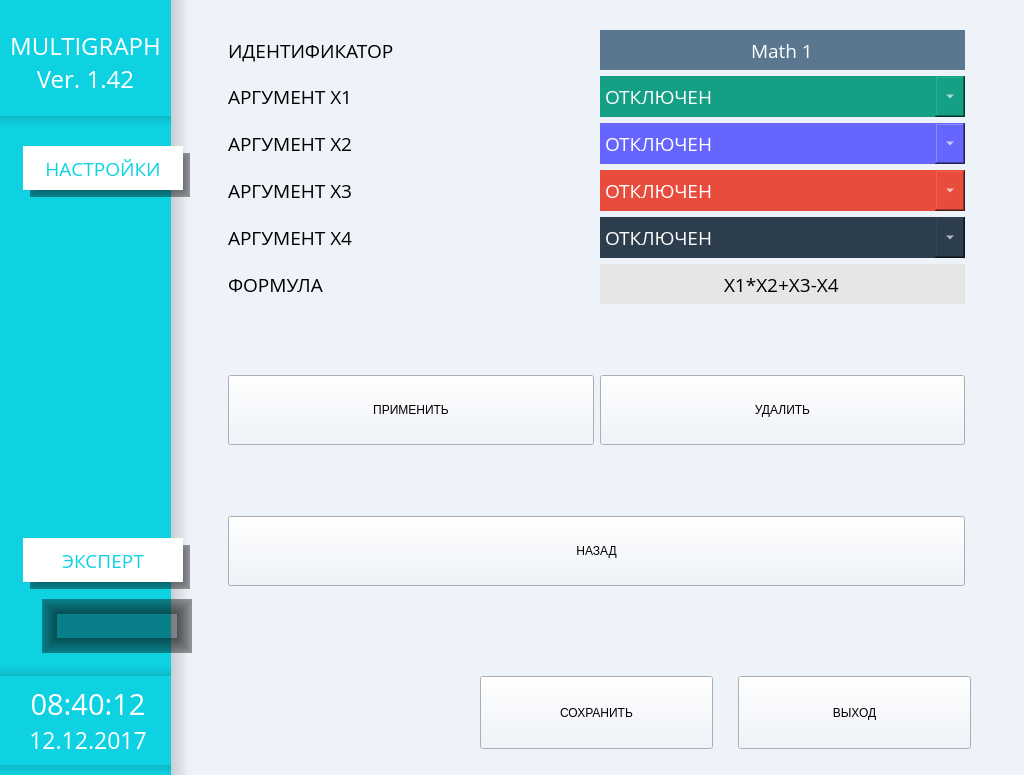
First picture: the form in menu.ui, repository tomyqg/topaz-m, before the edit.
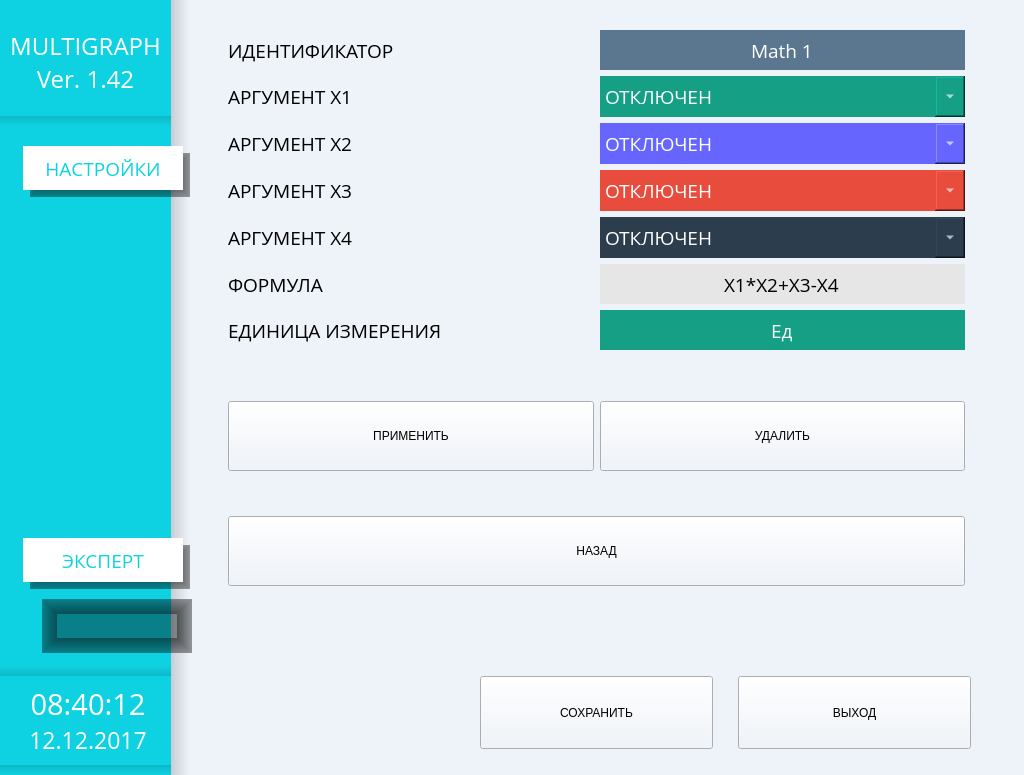
Second picture: the form after the edit. Icons and pictures are not drawn. Custom widgets are drawn as their Qt base class.

```diff
--- a/menu.ui
+++ b/menu.ui
@@ -7116,7 +7116,7 @@
                  <rect>
                   <x>0</x>
                   <y>0</y>
-                  <width>729</width>
+                  <width>223</width>
                   <height>610</height>
                  </rect>
                 </property>
@@ -8410,8 +8410,8 @@
                  <rect>
                   <x>0</x>
                   <y>0</y>
-                  <width>743</width>
-                  <height>480</height>
+                  <width>316</width>
+                  <height>124</height>
                  </rect>
                 </property>
                 <layout class="QVBoxLayout" name="verticalLayout_37">
@@ -8713,8 +8713,8 @@
                  <rect>
                   <x>0</x>
                   <y>0</y>
-                  <width>743</width>
-                  <height>480</height>
+                  <width>494</width>
+                  <height>69</height>
                  </rect>
                 </property>
                 <layout class="QVBoxLayout" name="verticalLayout_39">
@@ -9640,6 +9640,25 @@
                </item>
               </widget>
              </item>
+             <item row="21" column="1">
+              <widget class="wButtonStyled" name="bDelMath">
+               <property name="sizePolicy">
+                <sizepolicy hsizetype="Preferred" vsizetype="Preferred">
+                 <horstretch>0</horstretch>
+                 <verstretch>0</verstretch>
+                </sizepolicy>
+               </property>
+               <property name="minimumSize">
+                <size>
+                 <width>0</width>
+                 <height>70</height>
+                </size>
+               </property>
+               <property name="text">
+                <string>УДАЛИТЬ</string>
+               </property>
+              </widget>
+             </item>
              <item row="9" column="0">
               <widget class="QLabel" name="label_32">
                <property name="font">
@@ -9656,25 +9675,6 @@
                </property>
               </widget>
              </item>
-             <item row="19" column="1">
-              <widget class="wButtonStyled" name="bDelMath">
-               <property name="sizePolicy">
-                <sizepolicy hsizetype="Preferred" vsizetype="Preferred">
-                 <horstretch>0</horstretch>
-                 <verstretch>0</verstretch>
-                </sizepolicy>
-               </property>
-               <property name="minimumSize">
-                <size>
-                 <width>0</width>
-                 <height>70</height>
-                </size>
-               </property>
-               <property name="text">
-                <string>УДАЛИТЬ</string>
-               </property>
-              </widget>
-             </item>
              <item row="11" column="1">
               <widget class="QComboBox" name="comboMathArg4">
                <property name="minimumSize">
@@ -9793,6 +9793,25 @@
                </property>
               </widget>
              </item>
+             <item row="23" column="0" colspan="2">
+              <widget class="wButtonStyled" name="bBackMathSetting">
+               <property name="sizePolicy">
+                <sizepolicy hsizetype="Preferred" vsizetype="Preferred">
+                 <horstretch>0</horstretch>
+                 <verstretch>0</verstretch>
+                </sizepolicy>
+               </property>
+               <property name="minimumSize">
+                <size>
+                 <width>0</width>
+                 <height>70</height>
+                </size>
+               </property>
+               <property name="text">
+                <string>НАЗАД</string>
+               </property>
+              </widget>
+             </item>
              <item row="2" column="1">
               <widget class="QLineEdit" name="nameMath">
                <property name="sizePolicy">
@@ -9826,7 +9845,7 @@
                </property>
               </widget>
              </item>
-             <item row="20" column="0" colspan="3">
+             <item row="22" column="0" colspan="3">
               <spacer name="verticalSpacer_27">
                <property name="orientation">
                 <enum>Qt::Vertical</enum>
@@ -9839,25 +9858,6 @@
                </property>
               </spacer>
              </item>
-             <item row="21" column="0" colspan="2">
-              <widget class="wButtonStyled" name="bBackMathSetting">
-               <property name="sizePolicy">
-                <sizepolicy hsizetype="Preferred" vsizetype="Preferred">
-                 <horstretch>0</horstretch>
-                 <verstretch>0</verstretch>
-                </sizepolicy>
-               </property>
-               <property name="minimumSize">
-                <size>
-                 <width>0</width>
-                 <height>70</height>
-                </size>
-               </property>
-               <property name="text">
-                <string>НАЗАД</string>
-               </property>
-              </widget>
-             </item>
              <item row="2" column="0">
               <widget class="QLabel" name="label_36">
                <property name="font">
@@ -9874,6 +9874,22 @@
                </property>
               </widget>
              </item>
+             <item row="17" column="0">
+              <widget class="QLabel" name="label_37">
+               <property name="font">
+                <font>
+                 <family>Open Sans</family>
+                 <pointsize>14</pointsize>
+                </font>
+               </property>
+               <property name="text">
+                <string>ФОРМУЛА</string>
+               </property>
+               <property name="alignment">
+                <set>Qt::AlignLeading|Qt::AlignLeft|Qt::AlignVCenter</set>
+               </property>
+              </widget>
+             </item>
              <item row="17" column="1">
               <widget class="QLineEdit" name="formulaMath">
                <property name="sizePolicy">
@@ -9908,42 +9924,7 @@
                </property>
               </widget>
              </item>
-             <item row="17" column="0">
-              <widget class="QLabel" name="label_37">
-               <property name="font">
-                <font>
-                 <family>Open Sans</family>
-                 <pointsize>14</pointsize>
-                </font>
-               </property>
-               <property name="text">
-                <string>ФОРМУЛА</string>
-               </property>
-               <property name="alignment">
-                <set>Qt::AlignLeading|Qt::AlignLeft|Qt::AlignVCenter</set>
-               </property>
-              </widget>
-             </item>
-             <item row="19" column="0">
-              <widget class="wButtonStyled" name="bApplayMath">
-               <property name="sizePolicy">
-                <sizepolicy hsizetype="Preferred" vsizetype="Preferred">
-                 <horstretch>0</horstretch>
-                 <verstretch>0</verstretch>
-                </sizepolicy>
-               </property>
-               <property name="minimumSize">
-                <size>
-                 <width>0</width>
-                 <height>70</height>
-                </size>
-               </property>
-               <property name="text">
-                <string>ПРИМЕНИТЬ</string>
-               </property>
-              </widget>
-             </item>
-             <item row="18" column="0" colspan="3">
+             <item row="20" column="0" colspan="3">
               <spacer name="verticalSpacer_25">
                <property name="orientation">
                 <enum>Qt::Vertical</enum>
@@ -9956,6 +9937,74 @@
                </property>
               </spacer>
              </item>
+             <item row="21" column="0">
+              <widget class="wButtonStyled" name="bApplayMath">
+               <property name="sizePolicy">
+                <sizepolicy hsizetype="Preferred" vsizetype="Preferred">
+                 <horstretch>0</horstretch>
+                 <verstretch>0</verstretch>
+                </sizepolicy>
+               </property>
+               <property name="minimumSize">
+                <size>
+                 <width>0</width>
+                 <height>70</height>
+                </size>
+               </property>
+               <property name="text">
+                <string>ПРИМЕНИТЬ</string>
+               </property>
+              </widget>
+             </item>
+             <item row="18" column="0">
+              <widget class="QLabel" name="labelUnitMath">
+               <property name="font">
+                <font>
+                 <family>Open Sans</family>
+                 <pointsize>14</pointsize>
+                </font>
+               </property>
+               <property name="text">
+                <string>ЕДИНИЦА ИЗМЕРЕНИЯ</string>
+               </property>
+               <property name="alignment">
+                <set>Qt::AlignLeading|Qt::AlignLeft|Qt::AlignVCenter</set>
+               </property>
+              </widget>
+             </item>
+             <item row="18" column="1">
+              <widget class="QLineEdit" name="unitMath">
+               <property name="sizePolicy">
+                <sizepolicy hsizetype="Preferred" vsizetype="Fixed">
+                 <horstretch>0</horstretch>
+                 <verstretch>0</verstretch>
+                </sizepolicy>
+               </property>
+               <property name="minimumSize">
+                <size>
+                 <width>0</width>
+                 <height>40</height>
+                </size>
+               </property>
+               <property name="font">
+                <font>
+                 <family>Open Sans</family>
+                 <pointsize>14</pointsize>
+                </font>
+               </property>
+               <property name="styleSheet">
+                <string notr="true">	background-color: rgb(21, 159, 133);
+	color: rgb(255, 255, 255);
+	border-radius: 0px;</string>
+               </property>
+               <property name="text">
+                <string>Ед</string>
+               </property>
+               <property name="alignment">
+                <set>Qt::AlignCenter</set>
+               </property>
+              </widget>
+             </item>
             </layout>
            </widget>
            <widget class="QWidget" name="pageTypeMultigraph">
```
